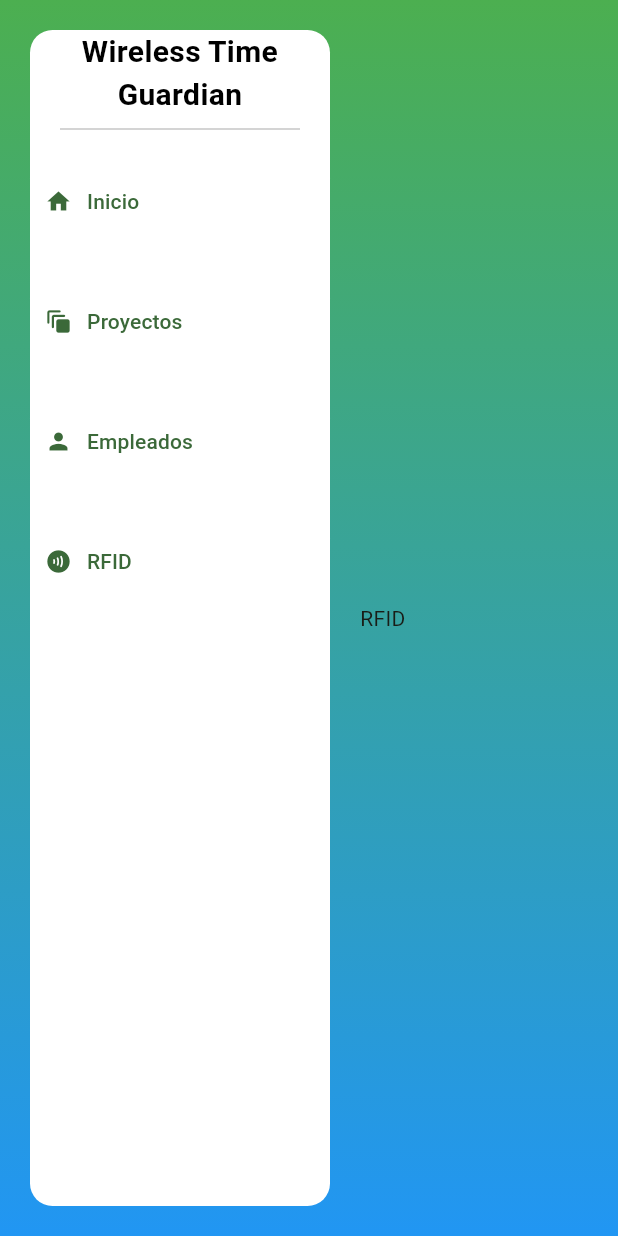
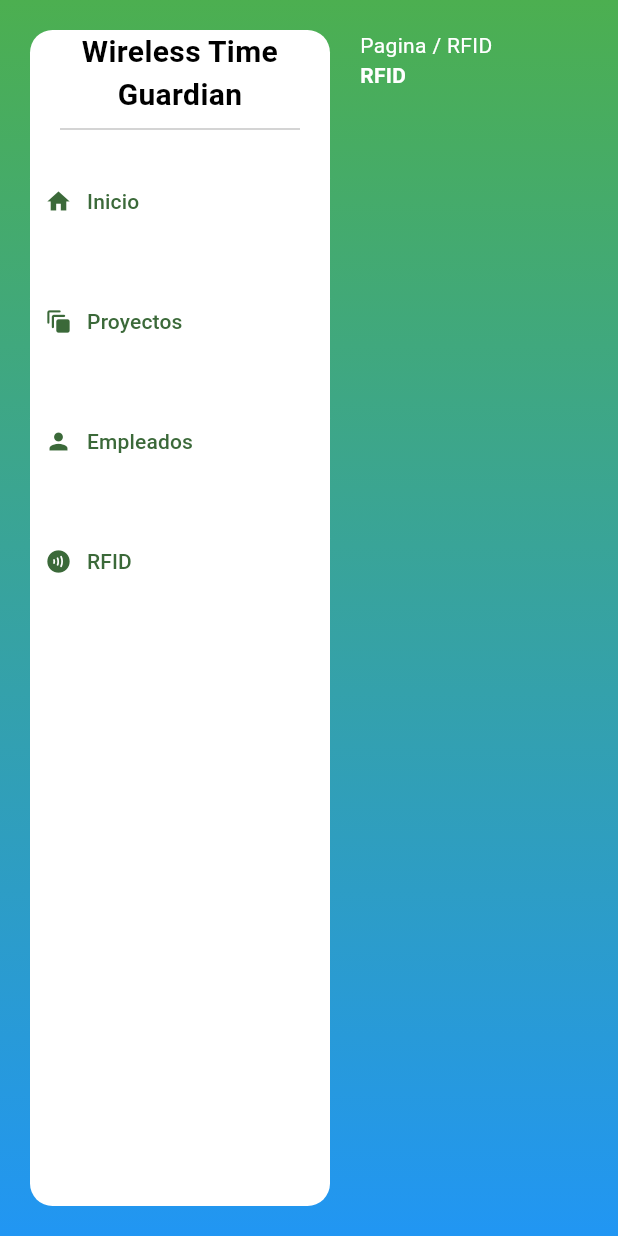
Before and after one commit to IsaiDiaz/wireless_time_guardian_flutter_frontend, a Flutter app: the screen it shows after launch, after a tap on "Proyectos", after a tap on "Empleados", after a tap on "RFID", on a phone screen of 412 x 824 dp. Run offline on Flutter 3.47's test engine with Material 3 defaults, Android fonts, the light colour scheme and no system bars; our stand-ins replace flutter_bloc.

Commit message:
Pages titles and pages files agregated

```diff
--- /dev/null
+++ b/lib/components/page_title.dart
@@ -0,0 +1,34 @@
+import 'package:flutter/material.dart';
+
+class PageTitle extends StatelessWidget {
+  const PageTitle({required this.title, super.key});
+
+  final String title;
+
+  @override
+  Widget build(BuildContext context) {
+    return Column(
+        crossAxisAlignment: CrossAxisAlignment.start,
+        children: [
+          Row(
+            children: [
+          const Text("Pagina / ",
+          style: TextStyle(
+            color: Colors.white
+          ),
+          ),
+          Text(title,
+          style: const TextStyle(
+            color: Colors.white
+          ),
+          ),
+            ],
+          ),
+          Text(title, style: const TextStyle(
+            fontWeight: FontWeight.bold,
+            color: Colors.white
+          ),),
+        ],
+      );
+  }
+}
--- /dev/null
+++ b/lib/pages/default.dart
@@ -0,0 +1,16 @@
+import 'package:flutter/material.dart';
+
+class Default extends StatelessWidget {
+  const Default({super.key});
+
+  @override
+  Widget build(BuildContext context) {
+    return const Column(
+      children: [
+        //404 page not found
+        Text("404 page not found"),
+
+      ],
+    );
+  }
+}
--- /dev/null
+++ b/lib/pages/empleados.dart
@@ -0,0 +1,15 @@
+import 'package:flutter/material.dart';
+import 'package:wireless_time_guardian_flutter_frontend/components/page_title.dart';
+
+class Empleados extends StatelessWidget {
+  const Empleados({super.key});
+
+  @override
+  Widget build(BuildContext context) {
+    return const Column(
+      children: [
+        PageTitle(title: "Empleados")
+      ],
+    );
+  }
+}
--- a/lib/pages/home.dart
+++ b/lib/pages/home.dart
@@ -2,6 +2,11 @@ import 'package:flutter/material.dart';
 import 'package:wireless_time_guardian_flutter_frontend/bloc/page_bloc.dart';
 import 'package:wireless_time_guardian_flutter_frontend/components/menu.dart';
 import 'package:flutter_bloc/flutter_bloc.dart';
+import 'package:wireless_time_guardian_flutter_frontend/pages/default.dart';
+import 'package:wireless_time_guardian_flutter_frontend/pages/empleados.dart';
+import 'package:wireless_time_guardian_flutter_frontend/pages/inicio.dart';
+import 'package:wireless_time_guardian_flutter_frontend/pages/proyectos.dart';
+import 'package:wireless_time_guardian_flutter_frontend/pages/rfid.dart';
 
 class HomePage extends StatelessWidget {
   const HomePage({super.key});
@@ -39,14 +44,14 @@ class HomePage extends StatelessWidget {
 Widget _buildPage(BuildContext context, int actualPage){
   switch(actualPage){
     case 0:
-      return const Text("Inicio");
+      return const Inicio();
     case 1:
-      return const Text("Proyectos");
+      return const Proyectos();
     case 2:
-      return const Text("Empleados");
+      return const Empleados();
     case 3:
-      return const Text("RFID");
+      return const RFID();
     default:
-      return const Text("Default");
+      return const Default();
   }
 }
--- /dev/null
+++ b/lib/pages/inicio.dart
@@ -0,0 +1,17 @@
+import 'package:flutter/material.dart';
+import 'package:wireless_time_guardian_flutter_frontend/components/page_title.dart';
+
+class Inicio extends StatelessWidget {
+  const Inicio({super.key});
+
+  @override
+  Widget build(BuildContext context) {
+    return const Column(
+      children: [
+        PageTitle(title: "Inicio"),
+        SizedBox(height: 20),
+        Text("Bienvenido a Wireless Time Guardian"),
+      ],
+    );
+  }
+}
--- /dev/null
+++ b/lib/pages/proyectos.dart
@@ -0,0 +1,15 @@
+import 'package:flutter/material.dart';
+import 'package:wireless_time_guardian_flutter_frontend/components/page_title.dart';
+
+class Proyectos extends StatelessWidget {
+  const Proyectos({super.key});
+
+  @override
+  Widget build(BuildContext context) {
+    return const Column(
+      children: [
+        PageTitle(title: "Proyectos")
+      ],
+    );
+  }
+}
--- /dev/null
+++ b/lib/pages/rfid.dart
@@ -0,0 +1,15 @@
+import 'package:flutter/material.dart';
+import 'package:wireless_time_guardian_flutter_frontend/components/page_title.dart';
+
+class RFID extends StatelessWidget {
+  const RFID({super.key});
+
+  @override
+  Widget build(BuildContext context) {
+    return const Column(
+      children: [
+        PageTitle(title: "RFID")
+      ],
+    );
+  }
+}
```
